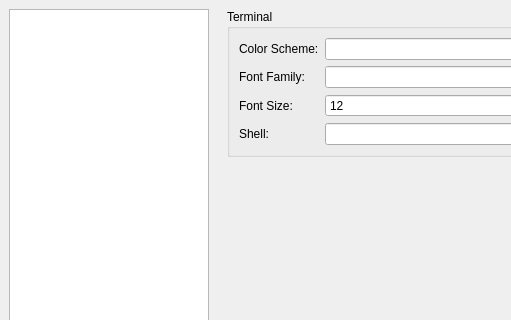
Above: src/configdialog.ui from texstudio-org/texstudio before the change; both pictures show x 0 to 511 and y 0 to 320 of the 1116 by 674 pixel window. Below: the same form after it.
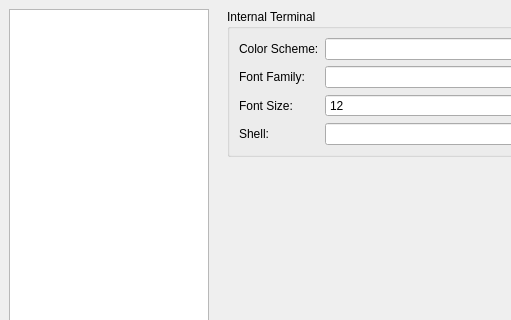
That is the form after the change. The open tabs and pages were chosen to show the change. Icons and pictures are not drawn.

Commit message: Rename the terminal widget and settings to "Internal Terminal"

The edit to the form file:
```diff
--- a/src/configdialog.ui
+++ b/src/configdialog.ui
@@ -4473,7 +4473,7 @@
        <item row="0" column="0">
         <widget class="QGroupBox" name="groupBox_4">
          <property name="title">
-          <string>Terminal</string>
+          <string>Internal Terminal</string>
          </property>
          <layout class="QGridLayout">
           <item row="0" column="0">
```
Left out of the diff: 2 changed lines with no effect on the pictures. The commit also changes 9 other files.
